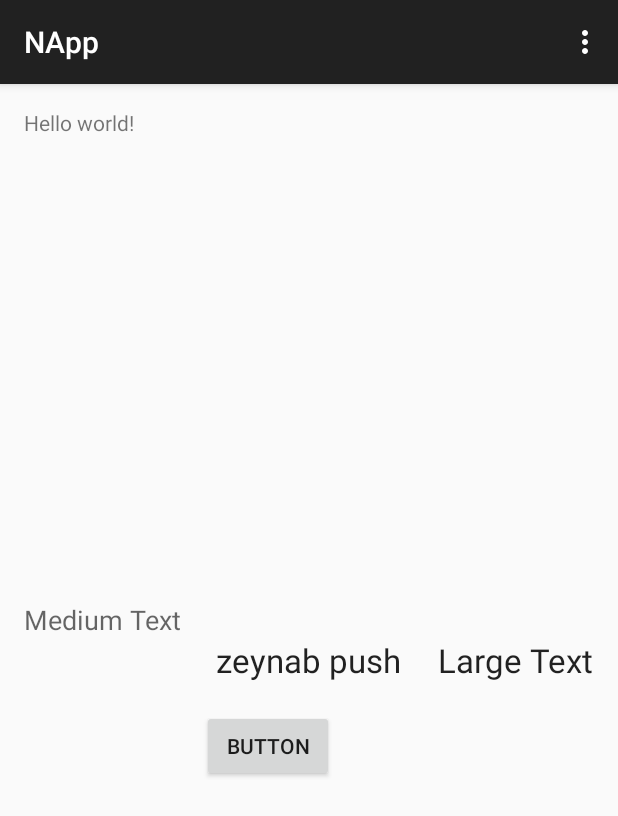
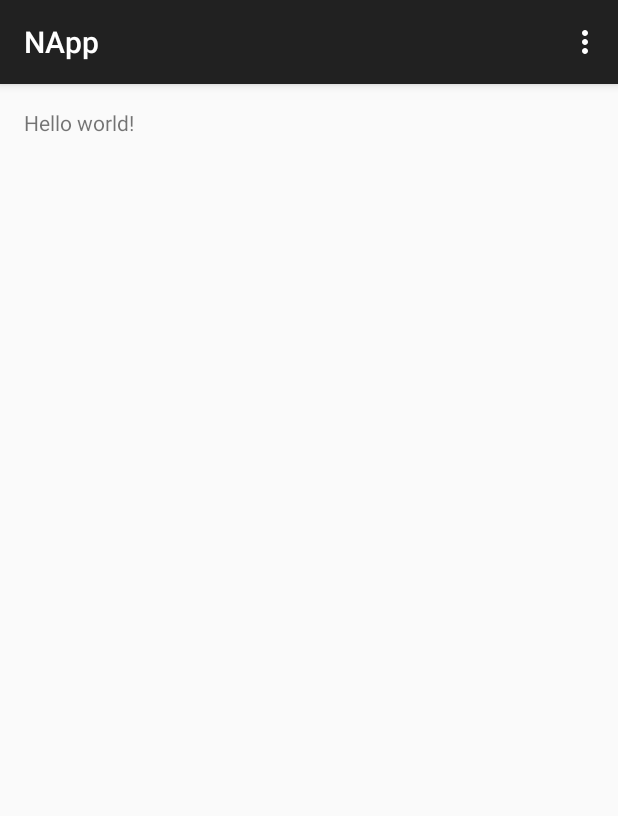
Before and after one commit to zeynab095/NApp, an Android app: the screen it shows after launch (MainActivity), on a phone screen of 412 x 824 dp. Shown: the top 816 px of the screen. Run offline under Robolectric (Android 15) with nearby library versions, the phone set to English and light mode, and no system bars.

Commit message:
Update activity_main.xml

```diff
--- a/app/src/main/res/layout/activity_main.xml
+++ b/app/src/main/res/layout/activity_main.xml
@@ -9,45 +9,6 @@
         android:layout_height="wrap_content"
         android:id="@+id/textView2" />
 
-    <TextView
-        android:layout_width="wrap_content"
-        android:layout_height="wrap_content"
-        android:textAppearance="?android:attr/textAppearanceLarge"
-        android:text="Large Text"
-        android:id="@+id/textView"
-        android:layout_centerVertical="true"
-        android:layout_alignParentRight="true"
-        android:layout_alignParentEnd="true" />
 
-    <Button
-        android:id="@+id/button"
-        android:layout_width="wrap_content"
-        android:layout_height="wrap_content"
-        android:layout_below="@+id/textView2"
-        android:layout_marginLeft="14dp"
-        android:layout_marginStart="14dp"
-        android:layout_marginTop="48dp"
-        android:layout_toEndOf="@+id/textView2"
-        android:layout_toRightOf="@+id/textView2"
-        android:text="Button" />
-
-    <TextView
-        android:layout_width="wrap_content"
-        android:layout_height="wrap_content"
-        android:textAppearance="?android:attr/textAppearanceMedium"
-        android:text="Medium Text"
-        android:id="@+id/textView2"
-        android:layout_above="@+id/textView"
-        android:layout_alignParentLeft="true"
-        android:layout_alignParentStart="true" />
-
-    <TextView
-        android:layout_width="wrap_content"
-        android:layout_height="wrap_content"
-        android:textAppearance="?android:attr/textAppearanceLarge"
-        android:text="zeynab push"
-        android:id="@+id/textView3"
-        android:layout_below="@+id/textView2"
-        android:layout_centerHorizontal="true" />
 
 </RelativeLayout>
```
